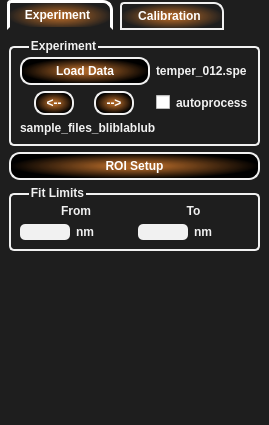
Before: the Qt Designer form T-Rax/UIFiles/T_Rax_TemperatureControl.ui in CPrescher/T-rax, drawn with Qt 5.
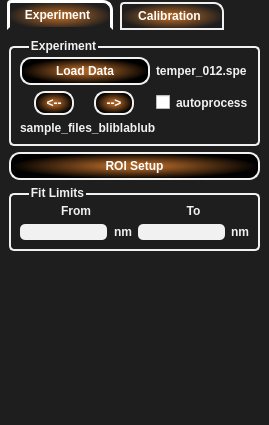
After: the same form once the commit is applied.

Diff of the .ui file:
```diff
--- a/T-Rax/UIFiles/T_Rax_TemperatureControl.ui
+++ b/T-Rax/UIFiles/T_Rax_TemperatureControl.ui
@@ -277,11 +277,14 @@
             </item>
             <item row="1" column="0">
              <layout class="QHBoxLayout" name="horizontalLayout_4">
+              <property name="spacing">
+               <number>7</number>
+              </property>
               <item>
                <widget class="QLineEdit" name="fit_from_txt">
                 <property name="maximumSize">
                  <size>
-                  <width>50</width>
+                  <width>800</width>
                   <height>16777215</height>
                  </size>
                 </property>
@@ -302,7 +305,7 @@
                <widget class="QLineEdit" name="fit_to_lbl">
                 <property name="maximumSize">
                  <size>
-                  <width>50</width>
+                  <width>800</width>
                   <height>16777215</height>
                  </size>
                 </property>
```
